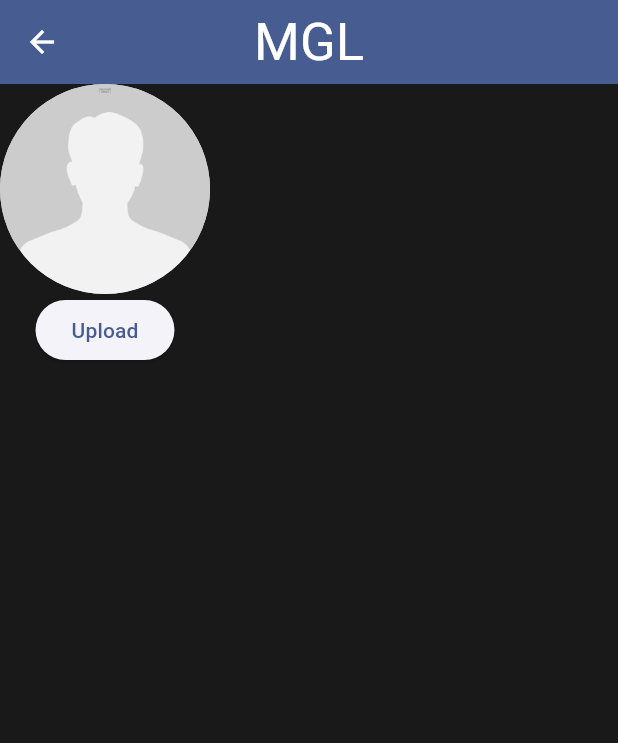
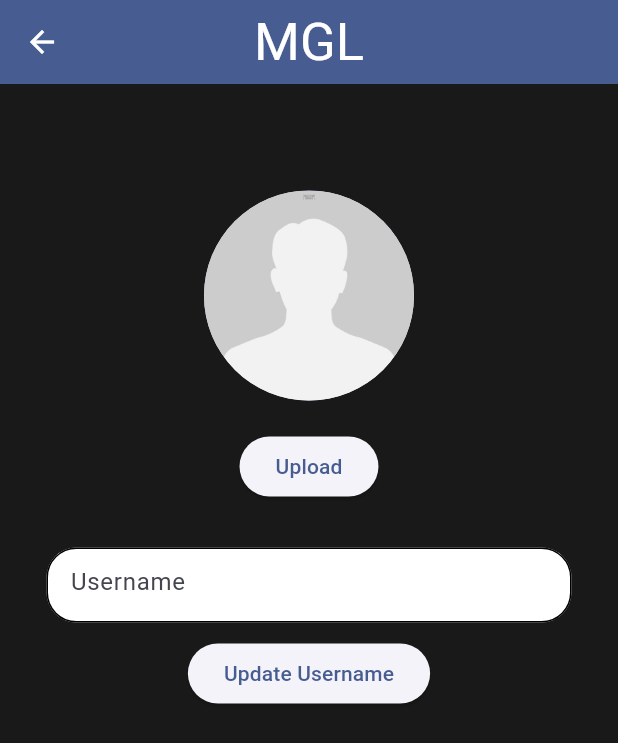
Before and after one commit to MiguelMarinho02/MyGameList, a Flutter app: the ProfileEditor screen opened directly, on a phone screen of 412 x 824 dp. Shown: the top 743 px of the screen. Run offline on Flutter 3.47's test engine with Material 3 defaults, Android fonts, the phone set to English and light mode, and no system bars; our stand-ins replace cloud_firestore, firebase_auth, firebase_core, firebase_storage, google_fonts, image_picker; accounts and stored records are empty.

Commit message:
added unique property to username and added way to change said username

```diff
--- a/lib/pages/auth/register.dart
+++ b/lib/pages/auth/register.dart
@@ -5,6 +5,7 @@ import 'package:mal_clone/components/button_login_register.dart';
 import 'package:mal_clone/components/text_forms_auth.dart';
 import 'package:mal_clone/pages/home_page.dart';
 import 'package:mal_clone/providers/user_provider.dart';
+import 'package:mal_clone/storage/firestore.dart';
 import 'package:provider/provider.dart';
 
 class MyRegisterPage extends StatefulWidget {
@@ -53,10 +54,25 @@ class _MyRegisterPageState extends State<MyRegisterPage> {
       return;
     }
 
+    if (usernameController.text.length > 10) {
+      updateErrorMessage("Username must have 10 characters or less");
+      return;
+    }
+
     setState(() {
       isSigning = true;
     });
 
+    //check username uniqueness //true if is not unique
+    if (await FireStoreFunctions().checkUsernameUniqueness(usernameController.text.trim())) {
+      updateErrorMessage("Username is not unique");
+      setState(() {
+        isSigning = false;
+      });
+      return;
+    }
+
+    //store the user
     if (matchPassword()) {
       try {
         UserCredential userCredentials =
@@ -74,8 +90,10 @@ class _MyRegisterPageState extends State<MyRegisterPage> {
           user = FirebaseAuth.instance.currentUser;
 
           //adds nothing for now but creates document for specific user
-          Map<String, dynamic> data = {};
-          db.collection("users").doc(user?.uid).set(data);
+          Map<String, dynamic> data = {
+            "username": usernameController.text.trim(),
+          };
+          await db.collection("users").doc(user?.uid).set(data);
         }
         clearControllers();
       } on FirebaseAuthException catch (e) {
@@ -155,12 +173,13 @@ class _MyRegisterPageState extends State<MyRegisterPage> {
                 if (user != null) {
                   if (!context.mounted) return;
                   errorMessage = null;
-                  final userProvider = Provider.of<UserProvider>(context, listen: false);
+                  final userProvider =
+                      Provider.of<UserProvider>(context, listen: false);
                   userProvider.setUser(user);
                   Navigator.pushAndRemoveUntil<dynamic>(
                       context,
                       MaterialPageRoute<dynamic>(
-                          builder: (context) =>const MyHomePage()),
+                          builder: (context) => const MyHomePage()),
                       (route) => false);
                 }
               },
--- a/lib/pages/user_pages/edit_profile.dart
+++ b/lib/pages/user_pages/edit_profile.dart
@@ -2,12 +2,16 @@ import 'dart:io';
 import 'dart:typed_data';
 import 'dart:ui';
 
+import 'package:cloud_firestore/cloud_firestore.dart';
 import 'package:firebase_auth/firebase_auth.dart';
 import 'package:flutter/material.dart';
 import 'package:image_picker/image_picker.dart';
 import 'package:mal_clone/components/app_text_title.dart';
+import 'package:mal_clone/components/button_login_register.dart';
 import 'package:mal_clone/components/circular_avatar.dart';
+import 'package:mal_clone/components/text_forms_auth.dart';
 import 'package:mal_clone/providers/user_provider.dart';
+import 'package:mal_clone/storage/firestore.dart';
 import 'package:mal_clone/storage/storage.dart';
 import 'package:provider/provider.dart';
 
@@ -23,6 +27,11 @@ class ProfileEditor extends StatefulWidget {
 class _ProfileEditorState extends State<ProfileEditor> {
   File? file;
   User? user;
+  bool isUploading = false;
+  bool isUpdatingUsername = false;
+  String message = "";
+  final userNameController = TextEditingController();
+  final db = FirebaseFirestore.instance;
 
   Future uploadAndSync() async {
     String fileName = "${user!.uid}_pic.${file!.path.split(".").last}";
@@ -36,6 +45,24 @@ class _ProfileEditorState extends State<ProfileEditor> {
     await user!.reload();
 
     await Storage().downloadImage(fileName);
+    message = "Photo changed successfully";
+  }
+
+  Future updateUsername() async {
+    if (await FireStoreFunctions()
+        .checkUsernameUniqueness(userNameController.text.trim())) {
+      message = "Username is not Unique";
+      return;
+    }
+
+    final usersRef = db.collection("users");
+    await usersRef
+        .doc(user!.uid)
+        .update({"username": userNameController.text.trim()});
+    await user!.updateDisplayName(userNameController.text.trim());
+
+    await user!.reload();
+    message = "Username changed successfully";
   }
 
   @override
@@ -53,12 +80,24 @@ class _ProfileEditorState extends State<ProfileEditor> {
         ),
         iconTheme: const IconThemeData(color: Colors.white),
       ),
-      body: Column(
+      body: Row(
+        mainAxisAlignment: MainAxisAlignment.center,
         children: [
+          Column(
+            crossAxisAlignment: CrossAxisAlignment.center,
+            mainAxisAlignment: MainAxisAlignment.start,
+            children: [
+              const SizedBox(
+                height: 50,
+              ),
+              Text(
+                message,
+                style: const TextStyle(color: Colors.white),
+              ),
               GestureDetector(
                   onTap: () async {
-                final picture =
-                    await ImagePicker().pickImage(source: ImageSource.gallery);
+                    final picture = await ImagePicker()
+                        .pickImage(source: ImageSource.gallery);
 
                     if (picture != null) {
                       file = File(picture.path);
@@ -70,18 +109,63 @@ class _ProfileEditorState extends State<ProfileEditor> {
                     user: user,
                     newImage: file,
                   )),
+              const SizedBox(
+                height: 20,
+              ),
               ElevatedButton(
                   onPressed: () async {
                     if (file != null) {
+                      setState(() {
+                        isUploading = true;
+                      });
                       await uploadAndSync();
                       if (!context.mounted) return;
                       final userProvider1 =
                           Provider.of<UserProvider>(context, listen: false);
                       await userProvider1.refreshUser();
-                  setState(() {});
+                      setState(() {
+                        isUploading = false;
+                      });
                     }
                   },
-              child: const Text("Upload")),
+                  child: !isUploading
+                      ? const Text("Upload")
+                      : const CircularProgressIndicator()),
+              const SizedBox(
+                height: 20,
+              ),
+              SizedBox(
+                width: 400,
+                height: 70,
+                child: MyTextFormAuth(
+                    controller: userNameController,
+                    hintText: "Username",
+                    obscureText: false),
+              ),
+              ElevatedButton(
+                  onPressed: () async {
+                    if (userNameController.text.isNotEmpty) {
+                      setState(() {
+                        isUpdatingUsername = true;
+                      });
+                      await updateUsername();
+                      if (!context.mounted) return;
+                      final userProvider1 =
+                          Provider.of<UserProvider>(context, listen: false);
+                      await userProvider1.refreshUser();
+                      setState(() {
+                        isUpdatingUsername = false;
+                        userNameController.clear();
+                      });
+                    }
+                  },
+                  child: !isUpdatingUsername
+                      ? const Text("Update Username")
+                      : const CircularProgressIndicator()),
+
+              //add support for more changes
+            ],
+          ),
         ],
       ),
     );
--- /dev/null
+++ b/lib/storage/firestore.dart
@@ -0,0 +1,12 @@
+import 'package:cloud_firestore/cloud_firestore.dart';
+
+class FireStoreFunctions {
+  final db = FirebaseFirestore.instance;
+
+  Future<bool> checkUsernameUniqueness(String username) async {
+    final usersRef = db.collection("users");
+    QuerySnapshot querySnapshot = await usersRef.where("username", isEqualTo: username).get();
+
+    return querySnapshot.docs.isNotEmpty;
+  }
+}
```
Lines whose indentation alone changed are shown as unchanged.
